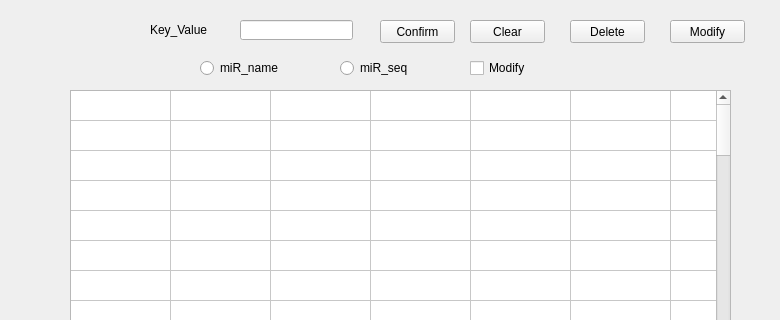
Qt form qt/frontshow/searchdata.ui (Sheldon04/THLBase) before a commit; both pictures show x 0 to 780 and y 0 to 320 of the 780 by 570 pixel window.
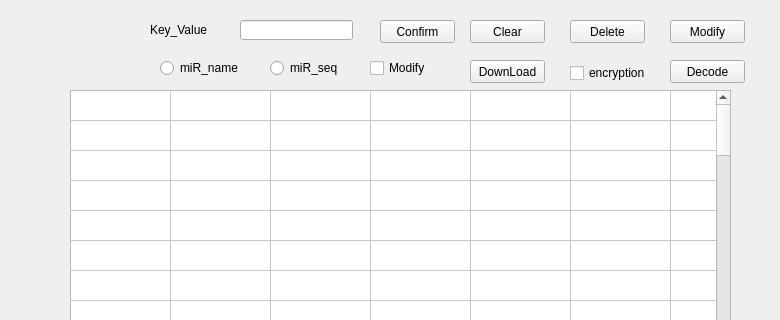
The same form after that commit.

```diff
--- a/qt/frontshow/searchdata.ui
+++ b/qt/frontshow/searchdata.ui
@@ -39,7 +39,7 @@
   <widget class="QRadioButton" name="radioButton">
    <property name="geometry">
     <rect>
-     <x>200</x>
+     <x>160</x>
      <y>60</y>
      <width>89</width>
      <height>16</height>
@@ -52,7 +52,7 @@
   <widget class="QRadioButton" name="radioButton_2">
    <property name="geometry">
     <rect>
-     <x>340</x>
+     <x>270</x>
      <y>60</y>
      <width>89</width>
      <height>16</height>
@@ -345,7 +345,7 @@
   <widget class="QCheckBox" name="checkBox">
    <property name="geometry">
     <rect>
-     <x>470</x>
+     <x>370</x>
      <y>60</y>
      <width>71</width>
      <height>16</height>
@@ -381,6 +381,45 @@
     <string/>
    </property>
   </widget>
+  <widget class="QPushButton" name="pushButton_5">
+   <property name="geometry">
+    <rect>
+     <x>470</x>
+     <y>60</y>
+     <width>75</width>
+     <height>23</height>
+    </rect>
+   </property>
+   <property name="text">
+    <string>DownLoad</string>
+   </property>
+  </widget>
+  <widget class="QCheckBox" name="checkBox_2">
+   <property name="geometry">
+    <rect>
+     <x>570</x>
+     <y>65</y>
+     <width>81</width>
+     <height>16</height>
+    </rect>
+   </property>
+   <property name="text">
+    <string>encryption</string>
+   </property>
+  </widget>
+  <widget class="QPushButton" name="pushButton_6">
+   <property name="geometry">
+    <rect>
+     <x>670</x>
+     <y>60</y>
+     <width>75</width>
+     <height>23</height>
+    </rect>
+   </property>
+   <property name="text">
+    <string>Decode</string>
+   </property>
+  </widget>
   <zorder>movieLabel</zorder>
   <zorder>label_2</zorder>
   <zorder>lineEdit</zorder>
```
Left out of the diff: 3 changed lines with no effect on the pictures.
